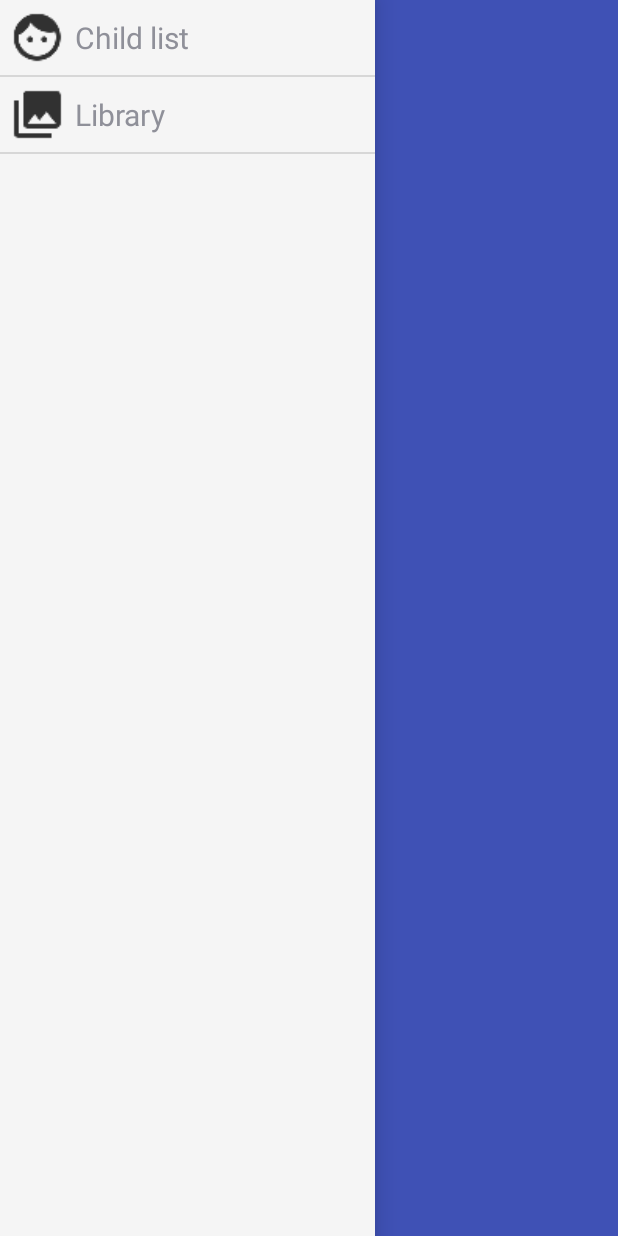
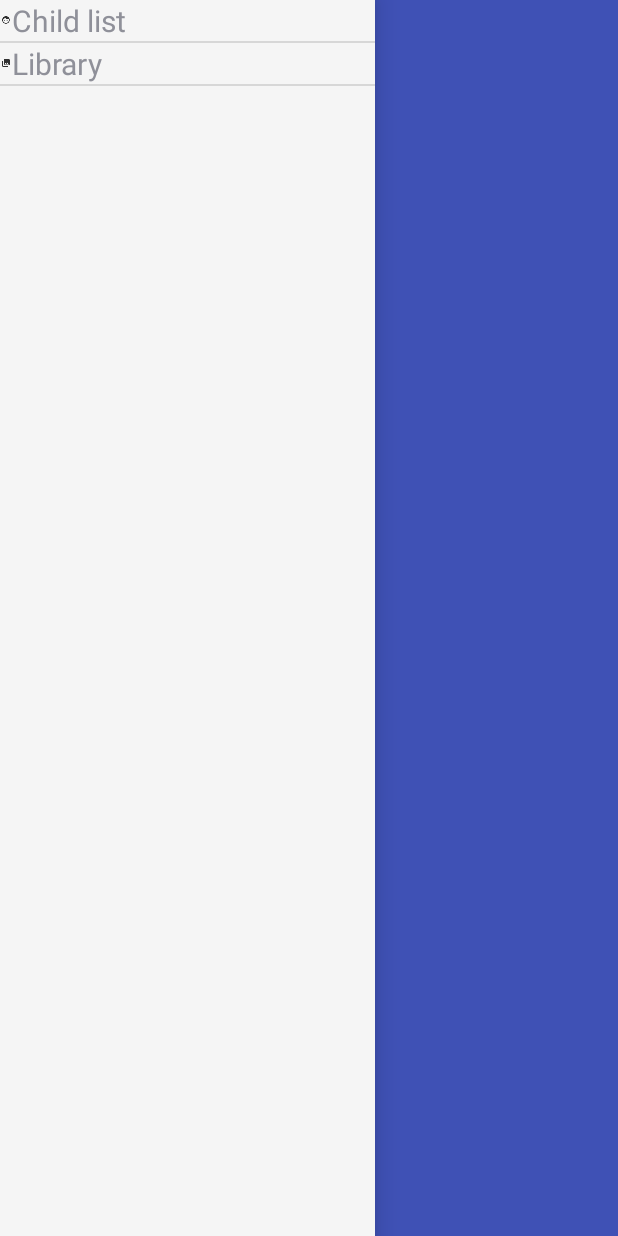
Before and after one commit to Adaok/ComAutis, an Android app: the screen it shows after launch (BaseActivity), with the side drawer open, on a phone screen of 412 x 824 dp. Run offline under Robolectric (Android 15) with nearby library versions, the phone set to English and light mode, and no system bars.

Commit message:
extract dimens and change background color

```diff
--- a/ComAutis/app/src/main/res/layout/activity_base.xml
+++ b/ComAutis/app/src/main/res/layout/activity_base.xml
@@ -22,7 +22,8 @@
 
     <FrameLayout
         android:layout_width="match_parent"
-        android:layout_height="match_parent"/>
+        android:layout_height="match_parent"
+        android:background="@color/white"/>
 
     <ListView android:id="@+id/list_view_drawer"
         android:layout_width="@dimen/drawer_width"
--- a/ComAutis/app/src/main/res/layout/drawer_item_row.xml
+++ b/ComAutis/app/src/main/res/layout/drawer_item_row.xml
@@ -6,8 +6,8 @@
     android:layout_height="match_parent">
 
     <ImageView
-        android:layout_width="50dp"
-        android:layout_height="50dp"
+        android:layout_width="@dimen/icon_item_size"
+        android:layout_height="@dimen/icon_item_size"
         android:id="@+id/icon_drawer_item"
         android:layout_gravity="center_vertical"
         android:tint="@color/black"/>
```
